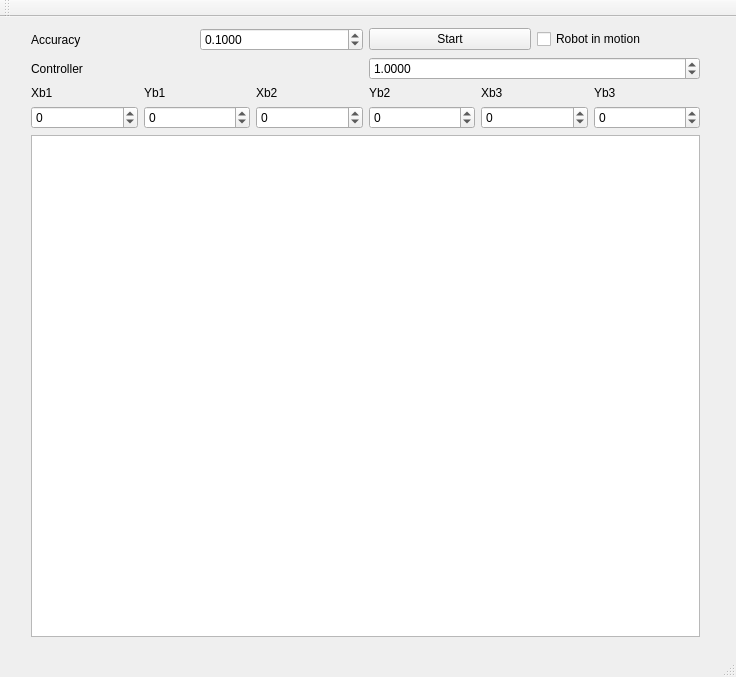
Above: mainwindow.ui from qbrefort/sonar before the change. Below: the same form after it.
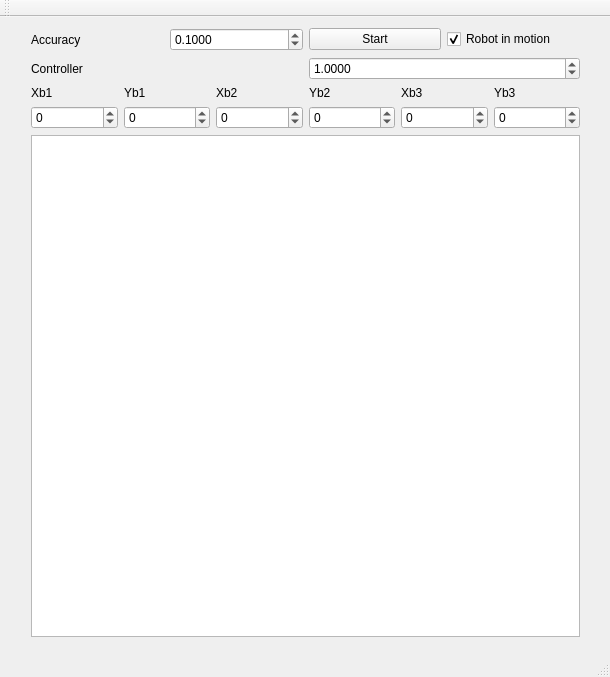
That is the form after the change.

Diff of the .ui file:
```diff
--- a/mainwindow.ui
+++ b/mainwindow.ui
@@ -6,7 +6,7 @@
    <rect>
     <x>0</x>
     <y>0</y>
-    <width>736</width>
+    <width>610</width>
     <height>677</height>
    </rect>
   </property>
@@ -19,7 +19,7 @@
      <rect>
       <x>20</x>
       <y>0</y>
-      <width>691</width>
+      <width>571</width>
       <height>631</height>
      </rect>
     </property>
@@ -67,6 +67,9 @@
          <property name="text">
           <string>Robot in motion</string>
          </property>
+         <property name="checked">
+          <bool>true</bool>
+         </property>
         </widget>
        </item>
       </layout>
```
Left out of the diff: 2 changed lines with no effect on the pictures.
